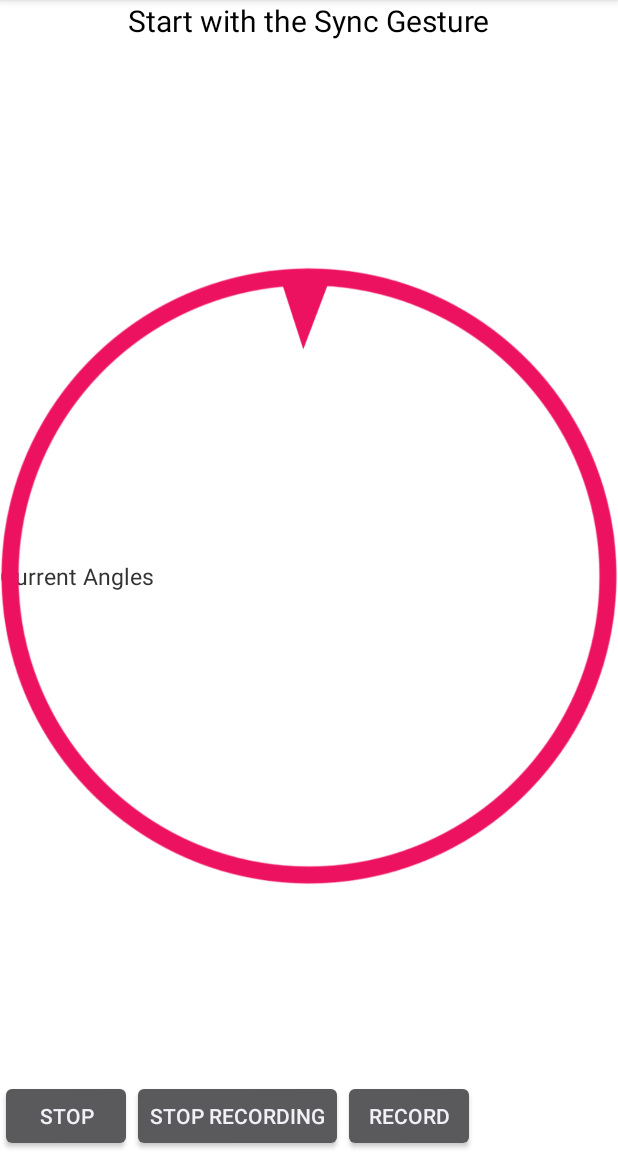
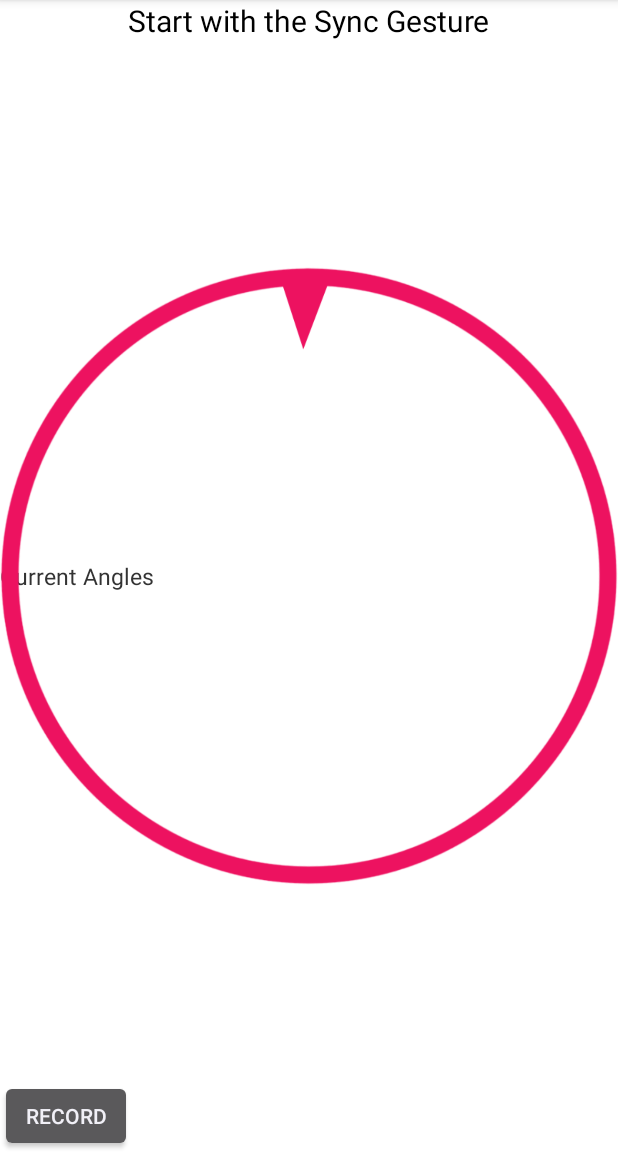
Before and after one commit to mathieu-wang/Myo_Workout_Monitor, an Android app: the screen it shows after launch (MainActivity), after a tap on "STOP", on a phone screen of 412 x 824 dp, the part 84-1236 px from its top. Run offline under Robolectric (Android 15) with nearby library versions, the phone set to English and light mode, and no system bars; libraries missing offline, so code that uses them is left out: com.thalmic.myo; 3 statements that could not run were skipped; 1 other tap on this screen came first.

Commit message:
Fix record/stop button and remove start recording and start exercise button

```diff
--- a/WorkoutMonitor/src/main/java/com/myoworkoutmonitor/android/workoutmonitor/MainActivity.java
+++ b/WorkoutMonitor/src/main/java/com/myoworkoutmonitor/android/workoutmonitor/MainActivity.java
@@ -74,7 +74,7 @@ public class MainActivity extends Activity {
             mTextView.setTextColor(Color.CYAN);
             mTextView.setText("Connected!");
             anglesView = (TextView)findViewById(R.id.angle_text);
-            anglesView.setTextColor(Color.CYAN);
+            //anglesView.setTextColor(Color.CYAN);
         }
 
         // onDisconnect() is called whenever a Myo has been disconnected.
@@ -236,42 +236,36 @@ public class MainActivity extends Activity {
         }
 
         final Button startRecordingButton = (Button) findViewById(R.id.start_recording);
-        final Button stopRecordingButton = (Button) findViewById(R.id.stop_recording);
-        final Button startExerciseButton = (Button) findViewById(R.id.start_exercise);
+//        final Button startExerciseButton = (Button) findViewById(R.id.start_exercise);
 
         startRecordingButton.setOnClickListener(new View.OnClickListener() {
             public void onClick(View v) {
                 // Start Recording
                 if(startRecordingButton.getText().equals("Stop")) {
                     isRecording = false;
-                    isRecorded = true;
+
                     String toSave = maxPitch + "," + minPitch;
                     write("Exercise_1", toSave);
-                    startExerciseButton.setText("Record");
+                    isRecorded = true;
+                    startRecordingButton.setText("Record");
                 }
-                else
+                else {
                     startRecordingButton.setText("Stop");
+                    isRecording =true;
+                   }
 
 
             }
         });
 
-        stopRecordingButton.setOnClickListener(new View.OnClickListener() {
-            public void onClick(View v) {
-                // Stop Recording
-                isRecording = false;
-                String toSave = maxPitch + "," + minPitch;
-                write("Exercise_1", toSave);
-                isRecorded = true;
-            }
-        });
-
+        /*
         startExerciseButton.setOnClickListener(new View.OnClickListener() {
             public void onClick(View v) {
                 // Stop Recording
                 isStarted = true;
             }
         });
+        */
 
         // Next, register for DeviceListener callbacks.
         hub.addListener(mListener);
--- a/WorkoutMonitor/src/main/res/layout/activity_workoutmonitor.xml
+++ b/WorkoutMonitor/src/main/res/layout/activity_workoutmonitor.xml
@@ -30,19 +30,13 @@
         android:text="Record"
         android:id="@+id/start_recording"
         android:layout_gravity="left|bottom" />
-
-        <Button
-            android:layout_width="wrap_content"
-            android:layout_height="wrap_content"
-            android:text="Stop Recording"
-            android:id="@+id/stop_recording" />
-
+<!--
         <Button
         android:layout_width="wrap_content"
         android:layout_height="wrap_content"
         android:text="Start Exercise"
         android:id="@+id/start_exercise" />
-
+-->
     </LinearLayout>
 
     <TextView
```
